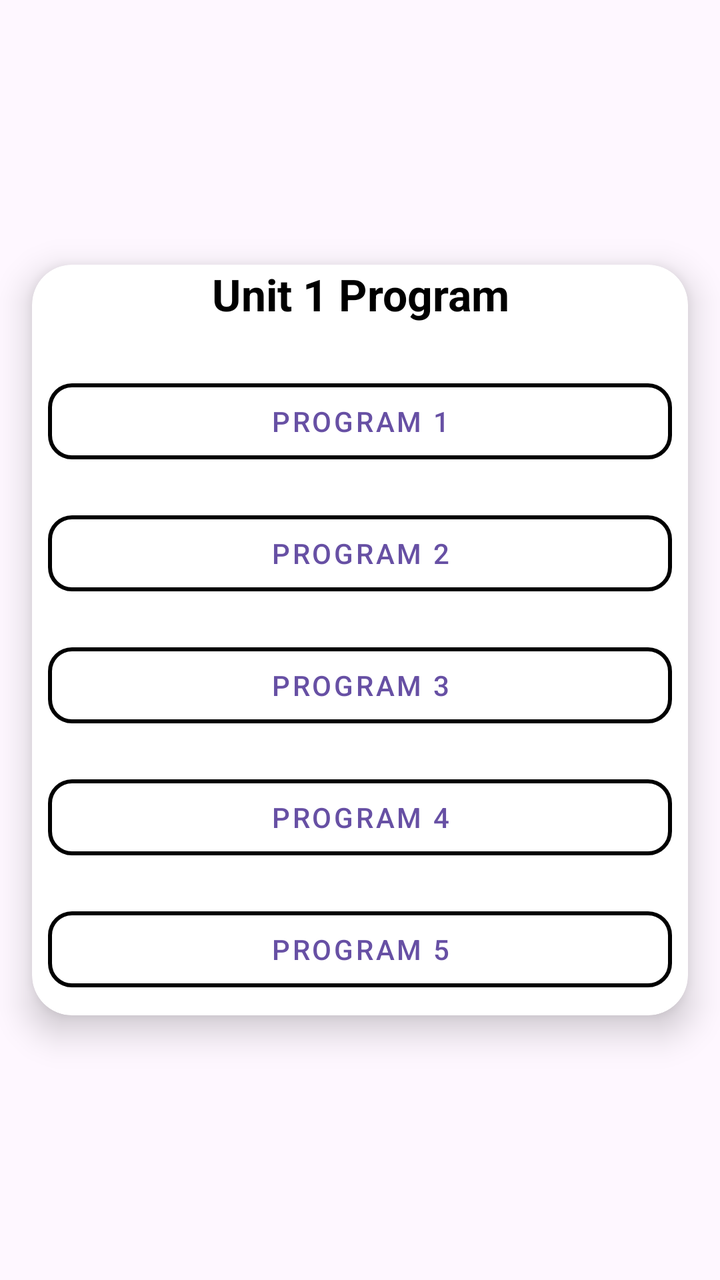
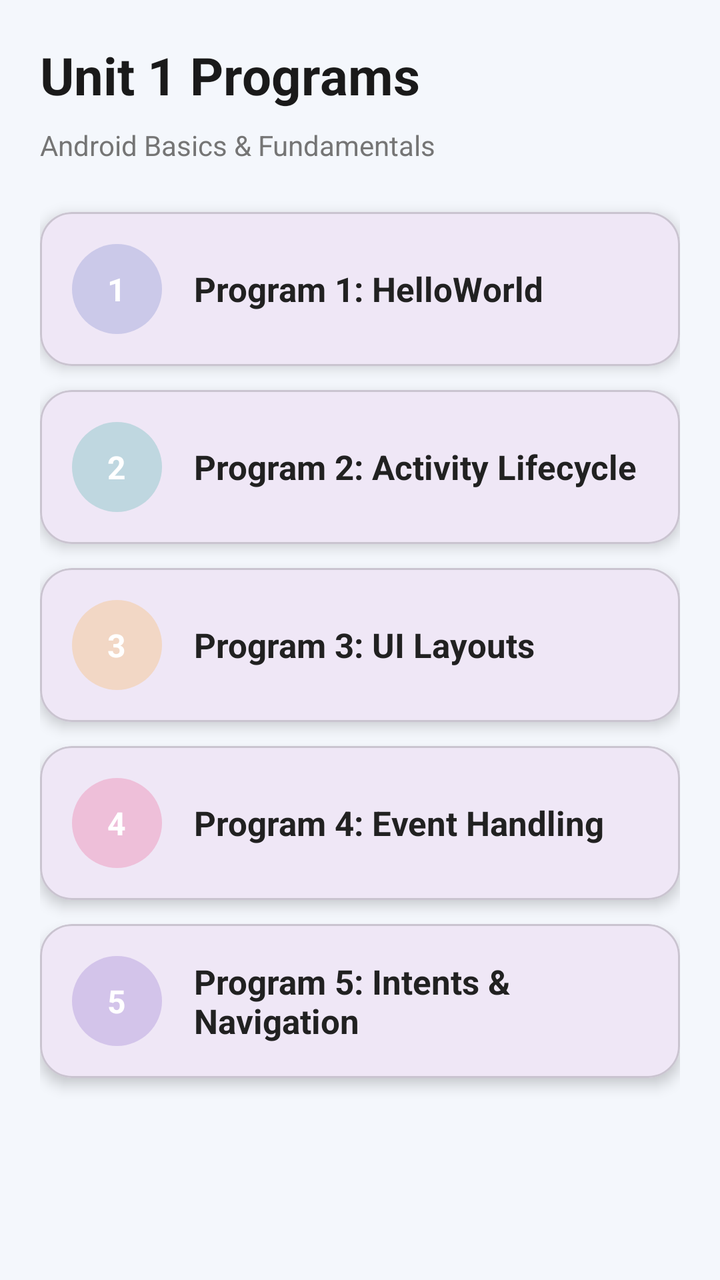

Compare the two renders of this Android layout. The source of the first and the diff that turns it into the second are given below.
<!-- AndroidManifest.xml: application theme Theme.MyApplicationMCA -->
<!-- res/layout/activity_unit1_list_page.xml -->
<LinearLayout xmlns:android="http://schemas.android.com/apk/res/android"
    xmlns:app="http://schemas.android.com/apk/res-auto"
    xmlns:tools="http://schemas.android.com/tools"
    android:id="@+id/main"
    android:layout_width="match_parent"
    android:layout_height="match_parent"
    android:animateLayoutChanges="true"
    android:gravity="center"
    android:orientation="vertical"
    tools:context=".UNIT1_LIST_PAGE">

    
    <androidx.cardview.widget.CardView
        android:id="@+id/card_units"
        android:layout_width="match_parent"
        android:layout_height="wrap_content"
        android:padding="16dp"
        android:layout_margin="16dp"
        app:cardCornerRadius="20dp"
        app:cardElevation="10dp">

        <LinearLayout
            android:layout_width="match_parent"
            android:layout_height="wrap_content"
            android:gravity="center"
            android:orientation="vertical">

            <TextView
                android:layout_width="match_parent"
                android:layout_height="wrap_content"
                android:layout_marginBottom="16dp"
                android:gravity="center"
                android:text="Unit 1 Program"
                android:textSize="22sp"
                android:textStyle="bold"
                android:textColor="@android:color/black" />

            
            <com.google.android.material.button.MaterialButton
                android:id="@+id/btnpro1"
                style="@style/Widget.MaterialComponents.Button.OutlinedButton"
                android:layout_width="match_parent"
                android:layout_height="50dp"
                android:layout_margin="8dp"
                android:text="PROGRAM 1"
                app:cornerRadius="12dp"
                app:strokeColor="@color/black"
                app:strokeWidth="2dp" />

            <com.google.android.material.button.MaterialButton
                android:id="@+id/btnpro2"
                style="@style/Widget.MaterialComponents.Button.OutlinedButton"
                android:layout_width="match_parent"
                android:layout_height="50dp"
                android:layout_margin="8dp"
                android:text="PROGRAM 2"
                app:cornerRadius="12dp"
                app:strokeColor="@color/black"
                app:strokeWidth="2dp" />

            <com.google.android.material.button.MaterialButton
                android:id="@+id/btnpro3"
                style="@style/Widget.MaterialComponents.Button.OutlinedButton"
                android:layout_width="match_parent"
                android:layout_height="50dp"
                android:layout_margin="8dp"
                android:text="PROGRAM 3"
                app:cornerRadius="12dp"
                app:strokeColor="@color/black"
                app:strokeWidth="2dp" />

            <com.google.android.material.button.MaterialButton
                android:id="@+id/btnpro4"
                style="@style/Widget.MaterialComponents.Button.OutlinedButton"
                android:layout_width="match_parent"
                android:layout_height="50dp"
                android:layout_margin="8dp"
                android:text="PROGRAM 4"
                app:cornerRadius="12dp"
                app:strokeColor="@color/black"
                app:strokeWidth="2dp" />

            <com.google.android.material.button.MaterialButton
                android:id="@+id/btnpro5"
                style="@style/Widget.MaterialComponents.Button.OutlinedButton"
                android:layout_width="match_parent"
                android:layout_height="50dp"
                android:layout_margin="8dp"
                android:text="PROGRAM 5"
                app:cornerRadius="12dp"
                app:strokeColor="@color/black"
                app:strokeWidth="2dp" />

        </LinearLayout>
    </androidx.cardview.widget.CardView>
</LinearLayout>
<!-- resources referenced by this layout -->
<resources>
  <color name="black">#FF000000</color>
  <style name="Theme.MyApplicationMCA" parent="Base.Theme.MyApplicationMCA" />
  <style name="Base.Theme.MyApplicationMCA" parent="Theme.Material3.Light.NoActionBar">
          <item name="android:windowTranslucentStatus">false</item>
          <item name="android:windowTranslucentNavigation">false</item>
          <item name="android:statusBarColor">@android:color/transparent</item>
          <item name="android:navigationBarColor">@android:color/transparent</item>
  
          <item name="android:windowLightStatusBar">true</item>
          <item name="android:windowLightNavigationBar" tools:targetApi="27">true</item>
      </style>
</resources>

<!-- the commit's change to res/layout/activity_unit1_list_page.xml (unified diff, before → after) -->
@@ -1,96 +1,223 @@
-<LinearLayout xmlns:android="http://schemas.android.com/apk/res/android"
+<?xml version="1.0" encoding="utf-8"?>
+<ScrollView xmlns:android="http://schemas.android.com/apk/res/android"
     xmlns:app="http://schemas.android.com/apk/res-auto"
-    xmlns:tools="http://schemas.android.com/tools"
-    android:id="@+id/main"
     android:layout_width="match_parent"
     android:layout_height="match_parent"
-    android:animateLayoutChanges="true"
-    android:gravity="center"
-    android:orientation="vertical"
-    tools:context=".UNIT1_LIST_PAGE">
-
-    
-    <androidx.cardview.widget.CardView
-        android:id="@+id/card_units"
+    android:background="#F4F7FC"
+    android:fitsSystemWindows="true">
+
+    <LinearLayout
         android:layout_width="match_parent"
         android:layout_height="wrap_content"
-        android:padding="16dp"
-        android:layout_margin="16dp"
-        app:cardCornerRadius="20dp"
-        app:cardElevation="10dp">
-
-        <LinearLayout
-            android:layout_width="match_parent"
-            android:layout_height="wrap_content"
-            android:gravity="center"
-            android:orientation="vertical">
-
-            <TextView
-                android:layout_width="match_parent"
-                android:layout_height="wrap_content"
-                android:layout_marginBottom="16dp"
-                android:gravity="center"
-                android:text="Unit 1 Program"
-                android:textSize="22sp"
-                android:textStyle="bold"
-                android:textColor="@android:color/black" />
-
-            
-            <com.google.android.material.button.MaterialButton
-                android:id="@+id/btnpro1"
-                style="@style/Widget.MaterialComponents.Button.OutlinedButton"
-                android:layout_width="match_parent"
-                android:layout_height="50dp"
-                android:layout_margin="8dp"
-                android:text="PROGRAM 1"
-                app:cornerRadius="12dp"
-                app:strokeColor="@color/black"
-                app:strokeWidth="2dp" />
-
-            <com.google.android.material.button.MaterialButton
-                android:id="@+id/btnpro2"
-                style="@style/Widget.MaterialComponents.Button.OutlinedButton"
-                android:layout_width="match_parent"
-                android:layout_height="50dp"
-                android:layout_margin="8dp"
-                android:text="PROGRAM 2"
-                app:cornerRadius="12dp"
-                app:strokeColor="@color/black"
-                app:strokeWidth="2dp" />
-
-            <com.google.android.material.button.MaterialButton
-                android:id="@+id/btnpro3"
-                style="@style/Widget.MaterialComponents.Button.OutlinedButton"
-                android:layout_width="match_parent"
-                android:layout_height="50dp"
-                android:layout_margin="8dp"
-                android:text="PROGRAM 3"
-                app:cornerRadius="12dp"
-                app:strokeColor="@color/black"
-                app:strokeWidth="2dp" />
-
-            <com.google.android.material.button.MaterialButton
-                android:id="@+id/btnpro4"
-                style="@style/Widget.MaterialComponents.Button.OutlinedButton"
-                android:layout_width="match_parent"
-                android:layout_height="50dp"
-                android:layout_margin="8dp"
-                android:text="PROGRAM 4"
-                app:cornerRadius="12dp"
-                app:strokeColor="@color/black"
-                app:strokeWidth="2dp" />
-
-            <com.google.android.material.button.MaterialButton
-                android:id="@+id/btnpro5"
-                style="@style/Widget.MaterialComponents.Button.OutlinedButton"
-                android:layout_width="match_parent"
-                android:layout_height="50dp"
-                android:layout_margin="8dp"
-                android:text="PROGRAM 5"
-                app:cornerRadius="12dp"
-                app:strokeColor="@color/black"
-                app:strokeWidth="2dp" />
-
-        </LinearLayout>
-    </androidx.cardview.widget.CardView>
-</LinearLayout>
+        android:padding="20dp"
+        android:orientation="vertical">
+
+        <TextView
+            android:layout_width="wrap_content"
+            android:layout_height="wrap_content"
+            android:text="Unit 1 Programs"
+            android:textSize="26sp"
+            android:textStyle="bold"
+            android:textColor="#1A1A1A"
+            android:layout_marginBottom="8dp"/>
+
+        <TextView
+            android:layout_width="wrap_content"
+            android:layout_height="wrap_content"
+            android:text="Android Basics &amp; Fundamentals"
+            android:textSize="14sp"
+            android:textColor="#757575"
+            android:layout_marginBottom="24dp"/>
+
+        <com.google.android.material.card.MaterialCardView
+            android:id="@+id/btnPro1"
+            android:layout_width="match_parent"
+            android:layout_height="wrap_content"
+            android:layout_marginBottom="12dp"
+            app:cardCornerRadius="16dp"
+            app:cardElevation="4dp"
+            app:rippleColor="#15000000">
+
+            <LinearLayout
+                android:layout_width="match_parent"
+                android:layout_height="wrap_content"
+                android:orientation="horizontal"
+                android:padding="16dp"
+                android:gravity="center_vertical">
+
+                <TextView
+                    android:layout_width="45dp"
+                    android:layout_height="45dp"
+                    android:background="@drawable/white_circle_alpha"
+                    android:backgroundTint="#3F51B5"
+                    android:gravity="center"
+                    android:text="1"
+                    android:textColor="#FFFFFF"
+                    android:textStyle="bold"
+                    android:textSize="16sp"/>
+
+                <TextView
+                    android:layout_width="wrap_content"
+                    android:layout_height="wrap_content"
+                    android:layout_marginStart="16dp"
+                    android:text="Program 1: HelloWorld"
+                    android:textSize="17sp"
+                    android:textStyle="bold"
+                    android:textColor="#212121"/>
+            </LinearLayout>
+        </com.google.android.material.card.MaterialCardView>
+
+        <com.google.android.material.card.MaterialCardView
+            android:id="@+id/btnPro2"
+            android:layout_width="match_parent"
+            android:layout_height="wrap_content"
+            android:layout_marginBottom="12dp"
+            app:cardCornerRadius="16dp"
+            app:cardElevation="4dp"
+            app:rippleColor="#15000000">
+
+            <LinearLayout
+                android:layout_width="match_parent"
+                android:layout_height="wrap_content"
+                android:orientation="horizontal"
+                android:padding="16dp"
+                android:gravity="center_vertical">
+
+                <TextView
+                    android:layout_width="45dp"
+                    android:layout_height="45dp"
+                    android:background="@drawable/white_circle_alpha"
+                    android:backgroundTint="#009688"
+                    android:gravity="center"
+                    android:text="2"
+                    android:textColor="#FFFFFF"
+                    android:textStyle="bold"
+                    android:textSize="16sp"/>
+
+                <TextView
+                    android:layout_width="wrap_content"
+                    android:layout_height="wrap_content"
+                    android:layout_marginStart="16dp"
+                    android:text="Program 2: Activity Lifecycle"
+                    android:textSize="17sp"
+                    android:textStyle="bold"
+                    android:textColor="#212121"/>
+            </LinearLayout>
+        </com.google.android.material.card.MaterialCardView>
+
+        <com.google.android.material.card.MaterialCardView
+            android:id="@+id/btnPro3"
+            android:layout_width="match_parent"
+            android:layout_height="wrap_content"
+            android:layout_marginBottom="12dp"
+            app:cardCornerRadius="16dp"
+            app:cardElevation="4dp"
+            app:rippleColor="#15000000">
+
+            <LinearLayout
+                android:layout_width="match_parent"
+                android:layout_height="wrap_content"
+                android:orientation="horizontal"
+                android:padding="16dp"
+                android:gravity="center_vertical">
+
+                <TextView
+                    android:layout_width="45dp"
+                    android:layout_height="45dp"
+                    android:background="@drawable/white_circle_alpha"
+                    android:backgroundTint="#FF9800"
+                    android:gravity="center"
+                    android:text="3"
+                    android:textColor="#FFFFFF"
+                    android:textStyle="bold"
+                    android:textSize="16sp"/>
+
+                <TextView
+                    android:layout_width="wrap_content"
+                    android:layout_height="wrap_content"
+                    android:layout_marginStart="16dp"
+                    android:text="Program 3: UI Layouts"
+                    android:textSize="17sp"
+                    android:textStyle="bold"
+                    android:textColor="#212121"/>
+            </LinearLayout>
+        </com.google.android.material.card.MaterialCardView>
+
+        <com.google.android.material.card.MaterialCardView
+            android:id="@+id/btnPro4"
+            android:layout_width="match_parent"
+            android:layout_height="wrap_content"
+            android:layout_marginBottom="12dp"
+            app:cardCornerRadius="16dp"
+            app:cardElevation="4dp"
+            app:rippleColor="#15000000">
+
+            <LinearLayout
+                android:layout_width="match_parent"
+                android:layout_height="wrap_content"
+                android:orientation="horizontal"
+                android:padding="16dp"
+                android:gravity="center_vertical">
+
+                <TextView
+                    android:layout_width="45dp"
+                    android:layout_height="45dp"
+                    android:background="@drawable/white_circle_alpha"
+                    android:backgroundTint="#E91E63"
+                    android:gravity="center"
+                    android:text="4"
+                    android:textColor="#FFFFFF"
+                    android:textStyle="bold"
+                    android:textSize="16sp"/>
+
+                <TextView
+                    android:layout_width="wrap_content"
+                    android:layout_height="wrap_content"
+                    android:layout_marginStart="16dp"
+                    android:text="Program 4: Event Handling"
+                    android:textSize="17sp"
+                    android:textStyle="bold"
+                    android:textColor="#212121"/>
+            </LinearLayout>
+        </com.google.android.material.card.MaterialCardView>
+
+        <com.google.android.material.card.MaterialCardView
+            android:id="@+id/btnPro5"
+            android:layout_width="match_parent"
+            android:layout_height="wrap_content"
+            android:layout_marginBottom="24dp"
+            app:cardCornerRadius="16dp"
+            app:cardElevation="4dp"
+            app:rippleColor="#15000000">
+
+            <LinearLayout
+                android:layout_width="match_parent"
+                android:layout_height="wrap_content"
+                android:orientation="horizontal"
+                android:padding="16dp"
+                android:gravity="center_vertical">
+
+                <TextView
+                    android:layout_width="45dp"
+                    android:layout_height="45dp"
+                    android:background="@drawable/white_circle_alpha"
+                    android:backgroundTint="#673AB7"
+                    android:gravity="center"
+                    android:text="5"
+                    android:textColor="#FFFFFF"
+                    android:textStyle="bold"
+                    android:textSize="16sp"/>
+
+                <TextView
+                    android:layout_width="wrap_content"
+                    android:layout_height="wrap_content"
+                    android:layout_marginStart="16dp"
+                    android:text="Program 5: Intents &amp; Navigation"
+                    android:textSize="17sp"
+                    android:textStyle="bold"
+                    android:textColor="#212121"/>
+            </LinearLayout>
+        </com.google.android.material.card.MaterialCardView>
+
+    </LinearLayout>
+</ScrollView>
<!-- resource entries referenced after the edit -->
@@ -1,6 +1,11 @@
 <!-- resources referenced by this layout -->
 <resources>
-  <color name="black">#FF000000</color>
+  <!-- drawable white_circle_alpha (drawable) -->
+  <?xml version="1.0" encoding="utf-8"?>
+  <shape xmlns:android="http://schemas.android.com/apk/res/android"
+      android:shape="oval">
+      <solid android:color="#33FFFFFF" />
+  </shape>
   <style name="Theme.MyApplicationMCA" parent="Base.Theme.MyApplicationMCA" />
   <style name="Base.Theme.MyApplicationMCA" parent="Theme.Material3.Light.NoActionBar">
           <item name="android:windowTranslucentStatus">false</item>
